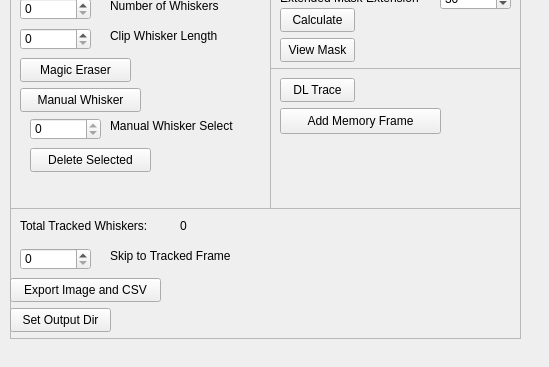
Old version of the form src/WhiskerToolbox/Whisker_Widget/Whisker_Widget.ui in the repository paulmthompson/WhiskerToolbox; both pictures show x 0 to 549 and y 201 to 568 of the 549 by 568 pixel window.
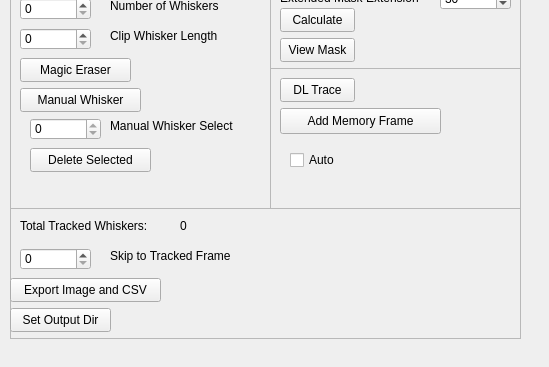
New version of the form.

Commit message: auto button for deep learning added. Fixed bug on linux where image gets corrupted

Patch:
```diff
--- a/src/WhiskerToolbox/Whisker_Widget/Whisker_Widget.ui
+++ b/src/WhiskerToolbox/Whisker_Widget/Whisker_Widget.ui
@@ -676,6 +676,19 @@
       <string>Add Memory Frame</string>
      </property>
     </widget>
+    <widget class="QCheckBox" name="auto_dl_checkbox">
+     <property name="geometry">
+      <rect>
+       <x>20</x>
+       <y>80</y>
+       <width>92</width>
+       <height>24</height>
+      </rect>
+     </property>
+     <property name="text">
+      <string>Auto</string>
+     </property>
+    </widget>
    </widget>
   </widget>
   <widget class="QMenuBar" name="menuBar">
```
The commit also changes 4 other files.
